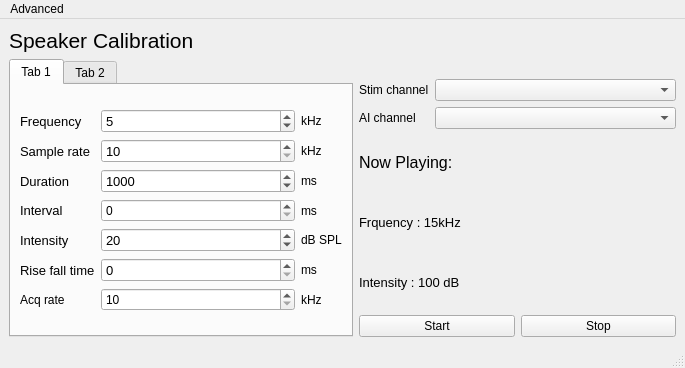
Before: the Qt Designer form calibration_window.ui in portfors-lab/sparkle, drawn with Qt 5.
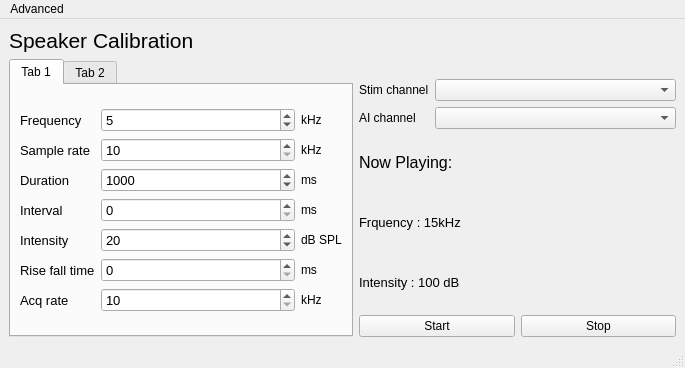
After: the same form once the commit is applied.

The edit to the form file:
```diff
--- a/calibration_window.ui
+++ b/calibration_window.ui
@@ -73,6 +73,11 @@
             </item>
             <item row="6" column="0">
              <widget class="QLabel" name="label_32">
+              <property name="font">
+               <font>
+                <pointsize>10</pointsize>
+               </font>
+              </property>
               <property name="text">
                <string>Acq rate</string>
               </property>
@@ -80,6 +85,11 @@
             </item>
             <item row="6" column="1">
              <widget class="QSpinBox" name="aisr_spnbx">
+              <property name="font">
+               <font>
+                <pointsize>10</pointsize>
+               </font>
+              </property>
               <property name="minimum">
                <number>10</number>
               </property>
@@ -301,6 +311,11 @@
             </item>
             <item row="3" column="1">
              <widget class="QSpinBox" name="interval_spnbx">
+              <property name="font">
+               <font>
+                <pointsize>10</pointsize>
+               </font>
+              </property>
               <property name="minimum">
                <number>0</number>
               </property>
```
Left out of the diff: 2 changed lines with no effect on the pictures.
